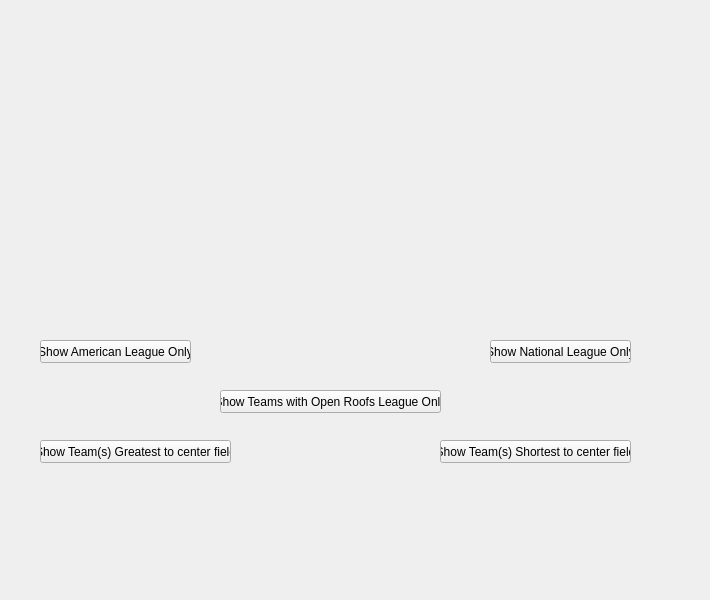
Before: the Qt Designer form src/views/stadiumview.ui in minorleaguegrayonassociates/GrayonSlam, drawn with Qt 5.
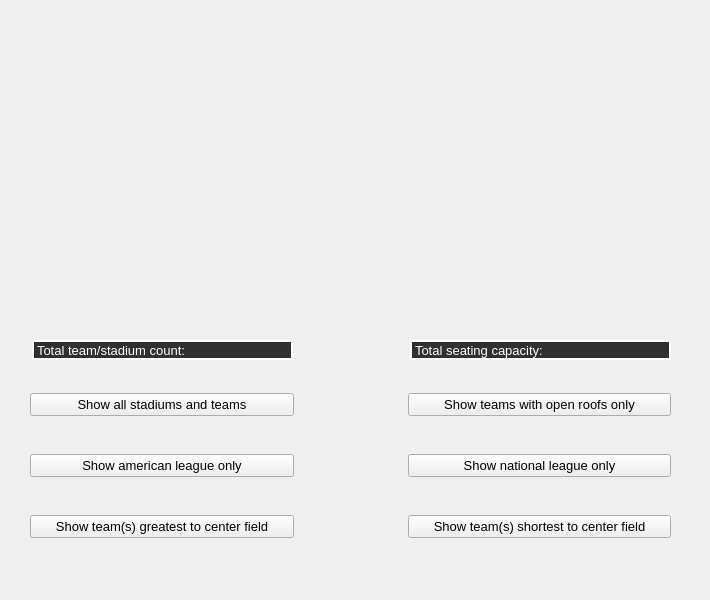
After: the same form once the commit is applied.

Commit message:
Stadium view Functionality (#59)
Closes #(issue)

### Key features
* The buttons populate the table with only the teams that meet a certain criteria when clicked, are finished
* Clicking on a team/stadium in the stadium list, will pop up the information in a nice little box

### Future Improvements
* Add more styling to the Stadium View

### Notes
* This meets requirements 3 - 13 on the first and second pages of the reqs page

The edit to the form file:
```diff
--- a/src/views/stadiumview.ui
+++ b/src/views/stadiumview.ui
@@ -13,6 +13,12 @@
   <property name="windowTitle">
    <string>Form</string>
   </property>
+  <property name="styleSheet">
+   <string notr="true">QLabel
+{
+	font-size: 13px;
+}</string>
+  </property>
   <widget class="QWidget" name="stadiumList" native="true">
    <property name="geometry">
     <rect>
@@ -23,85 +29,163 @@
     </rect>
    </property>
   </widget>
-  <widget class="QPushButton" name="NationalLeagueButton">
+  <widget class="QLabel" name="TotalSeatingCapacityLabel">
    <property name="geometry">
     <rect>
-     <x>490</x>
+     <x>410</x>
      <y>340</y>
-     <width>141</width>
-     <height>23</height>
+     <width>261</width>
+     <height>20</height>
     </rect>
    </property>
-   <property name="cursor">
-    <cursorShape>PointingHandCursor</cursorShape>
+   <property name="styleSheet">
+    <string notr="true">QLabel
+{
+        font-size: 13px;
+        color: white;
+		border: 2px solid white;
+        background-color: #303030;
+ }</string>
    </property>
    <property name="text">
-    <string>Show National League Only</string>
+    <string>Total seating capacity:   </string>
    </property>
   </widget>
-  <widget class="QPushButton" name="AmericanLeagueButton">
+  <widget class="QLabel" name="TotalStadiumsLabel">
    <property name="geometry">
     <rect>
-     <x>40</x>
+     <x>32</x>
      <y>340</y>
-     <width>151</width>
-     <height>23</height>
+     <width>261</width>
+     <height>20</height>
     </rect>
    </property>
-   <property name="cursor">
-    <cursorShape>PointingHandCursor</cursorShape>
+   <property name="styleSheet">
+    <string notr="true">QLabel
+{
+        font-size: 13px;
+        color: white;
+		border: 2px solid white;
+        background-color: #303030;
+ }</string>
    </property>
    <property name="text">
-    <string>Show American League Only</string>
+    <string>Total team/stadium count: </string>
    </property>
   </widget>
-  <widget class="QPushButton" name="GreatestDistButton">
+  <widget class="QWidget" name="layoutWidget">
    <property name="geometry">
     <rect>
-     <x>40</x>
-     <y>440</y>
-     <width>191</width>
-     <height>23</height>
+     <x>30</x>
+     <y>380</y>
+     <width>641</width>
+     <height>171</height>
     </rect>
    </property>
-   <property name="cursor">
-    <cursorShape>PointingHandCursor</cursorShape>
-   </property>
-   <property name="text">
-    <string>Show Team(s) Greatest to center field</string>
-   </property>
-  </widget>
-  <widget class="QPushButton" name="ShortestDistButton">
-   <property name="geometry">
-    <rect>
-     <x>440</x>
-     <y>440</y>
-     <width>191</width>
-     <height>23</height>
-    </rect>
-   </property>
-   <property name="cursor">
-    <cursorShape>PointingHandCursor</cursorShape>
-   </property>
-   <property name="text">
-    <string>Show Team(s) Shortest to center field</string>
-   </property>
-  </widget>
-  <widget class="QPushButton" name="OpenRoofsButton">
-   <property name="geometry">
-    <rect>
-     <x>220</x>
-     <y>390</y>
-     <width>221</width>
-     <height>23</height>
-    </rect>
-   </property>
-   <property name="cursor">
-    <cursorShape>PointingHandCursor</cursorShape>
-   </property>
-   <property name="text">
-    <string>Show Teams with Open Roofs League Only</string>
-   </property>
+   <layout class="QGridLayout" name="gridLayout">
+    <property name="horizontalSpacing">
+     <number>114</number>
+    </property>
+    <property name="verticalSpacing">
+     <number>25</number>
+    </property>
+    <item row="0" column="0">
+     <widget class="QPushButton" name="AllStadiumsAndTeamsButton">
+      <property name="cursor">
+       <cursorShape>PointingHandCursor</cursorShape>
+      </property>
+      <property name="styleSheet">
+       <string notr="true">QPushButton
+{
+     font-size: 13px;
+ }</string>
+      </property>
+      <property name="text">
+       <string>Show all stadiums and teams</string>
+      </property>
+     </widget>
+    </item>
+    <item row="0" column="1">
+     <widget class="QPushButton" name="OpenRoofsButton">
+      <property name="cursor">
+       <cursorShape>PointingHandCursor</cursorShape>
+      </property>
+      <property name="styleSheet">
+       <string notr="true">QPushButton
+{
+     font-size: 13px;
+ }</string>
+      </property>
+      <property name="text">
+       <string>Show teams with open roofs only</string>
+      </property>
+     </widget>
+    </item>
+    <item row="1" column="0">
+     <widget class="QPushButton" name="AmericanLeagueButton">
+      <property name="cursor">
+       <cursorShape>PointingHandCursor</cursorShape>
+      </property>
+      <property name="styleSheet">
+       <string notr="true">QPushButton
+{
+     font-size: 13px;
+ }</string>
+      </property>
+      <property name="text">
+       <string>Show american league only</string>
+      </property>
+     </widget>
+    </item>
+    <item row="1" column="1">
+     <widget class="QPushButton" name="NationalLeagueButton">
+      <property name="cursor">
+       <cursorShape>PointingHandCursor</cursorShape>
+      </property>
+      <property name="styleSheet">
+       <string notr="true">QPushButton
+{
+     font-size: 13px;
+ }</string>
+      </property>
+      <property name="text">
+       <string>Show national league only</string>
+      </property>
+     </widget>
+    </item>
+    <item row="2" column="0">
+     <widget class="QPushButton" name="GreatestDistButton">
+      <property name="cursor">
+       <cursorShape>PointingHandCursor</cursorShape>
+      </property>
+      <property name="styleSheet">
+       <string notr="true">QPushButton
+{
+     font-size: 13px;
+ }</string>
+      </property>
+      <property name="text">
+       <string>Show team(s) greatest to center field</string>
+      </property>
+     </widget>
+    </item>
+    <item row="2" column="1">
+     <widget class="QPushButton" name="ShortestDistButton">
+      <property name="cursor">
+       <cursorShape>PointingHandCursor</cursorShape>
+      </property>
+      <property name="styleSheet">
+       <string notr="true">QPushButton
+{
+     font-size: 13px;
+ }</string>
+      </property>
+      <property name="text">
+       <string>Show team(s) shortest to center field</string>
+      </property>
+     </widget>
+    </item>
+   </layout>
   </widget>
  </widget>
  <resources/>
```
Left out of the diff: 3 changed lines with no effect on the pictures. The commit also changes 7 other files.
